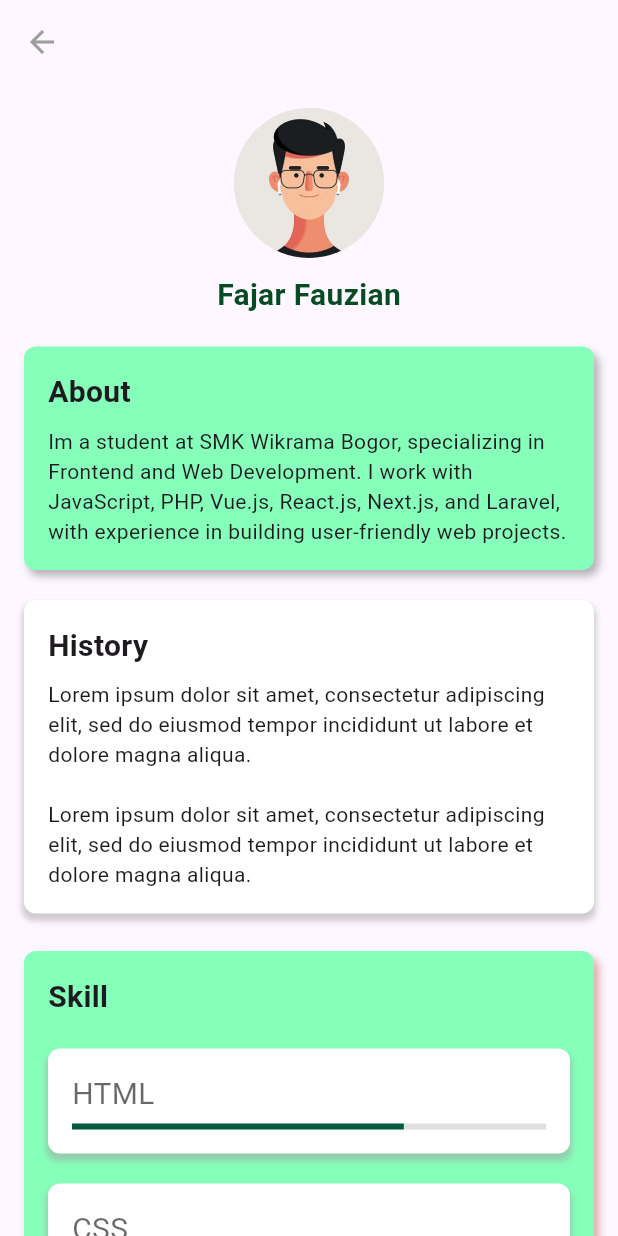
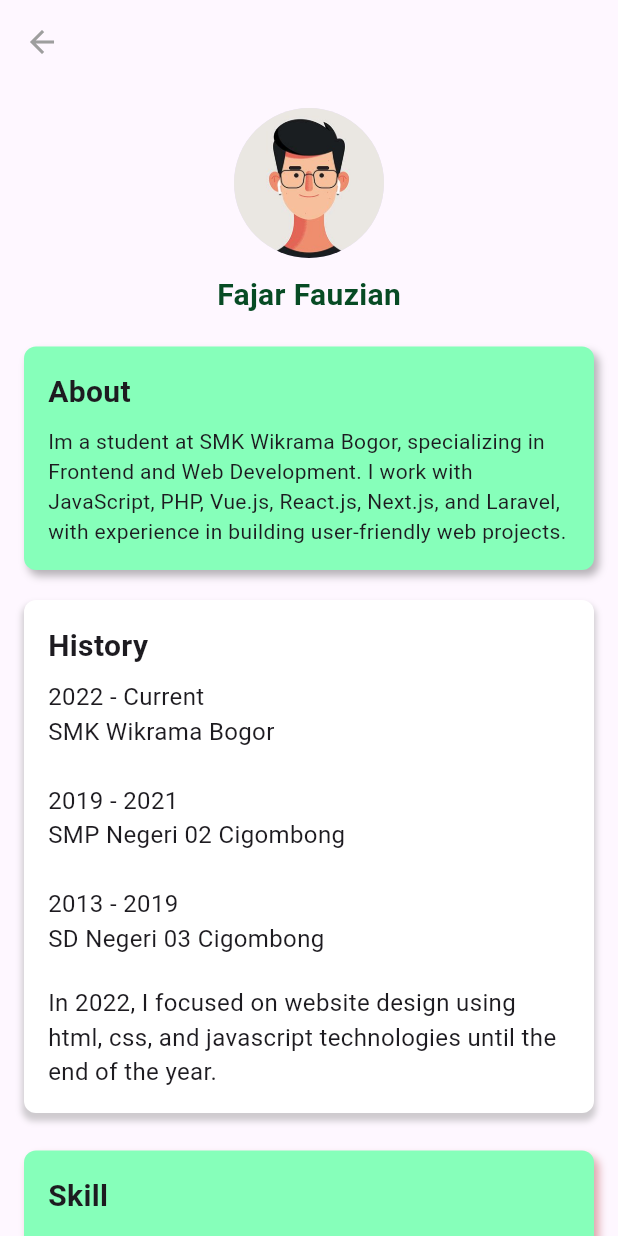
Before and after one commit to zfosix/profile-diri-flutter, a Flutter app: the page2 screen opened directly, on a phone screen of 412 x 824 dp. Run offline on Flutter 3.47's test engine with Material 3 defaults, Android fonts, the phone set to English and light mode, and no system bars.

Commit message:
updated tampilan

```diff
--- a/lib/page2.dart
+++ b/lib/page2.dart
@@ -96,14 +96,27 @@ class page2 extends StatelessWidget {
                   ),
                   SizedBox(height: 8),
                   Text(
-                    'Lorem ipsum dolor sit amet, consectetur adipiscing elit, sed do eiusmod tempor incididunt ut labore et dolore magna aliqua.',
+                        '2022 - Current\n'
+                        'SMK Wikrama Bogor\n\n'
+                        '2019 - 2021\n'
+                        'SMP Negeri 02 Cigombong\n\n'
+                        '2013 - 2019\n'
+                        'SD Negeri 03 Cigombong',
+                    style: TextStyle(
+                      fontSize: 16, // Ukuran font, bisa disesuaikan
+                    ),
                   ),
                   SizedBox(height: 20),
                   Text(
-                    'Lorem ipsum dolor sit amet, consectetur adipiscing elit, sed do eiusmod tempor incididunt ut labore et dolore magna aliqua.',
+                    'In 2022, I focused on website design using html, css, and javascript technologies until the end of the year.',
+                    style: TextStyle(
+                      fontSize: 16, // Ukuran font, bisa disesuaikan
+                    ),
                   ),
+
                 ],
               ),
+
             ),
             const SizedBox(height: 25),
 
```
